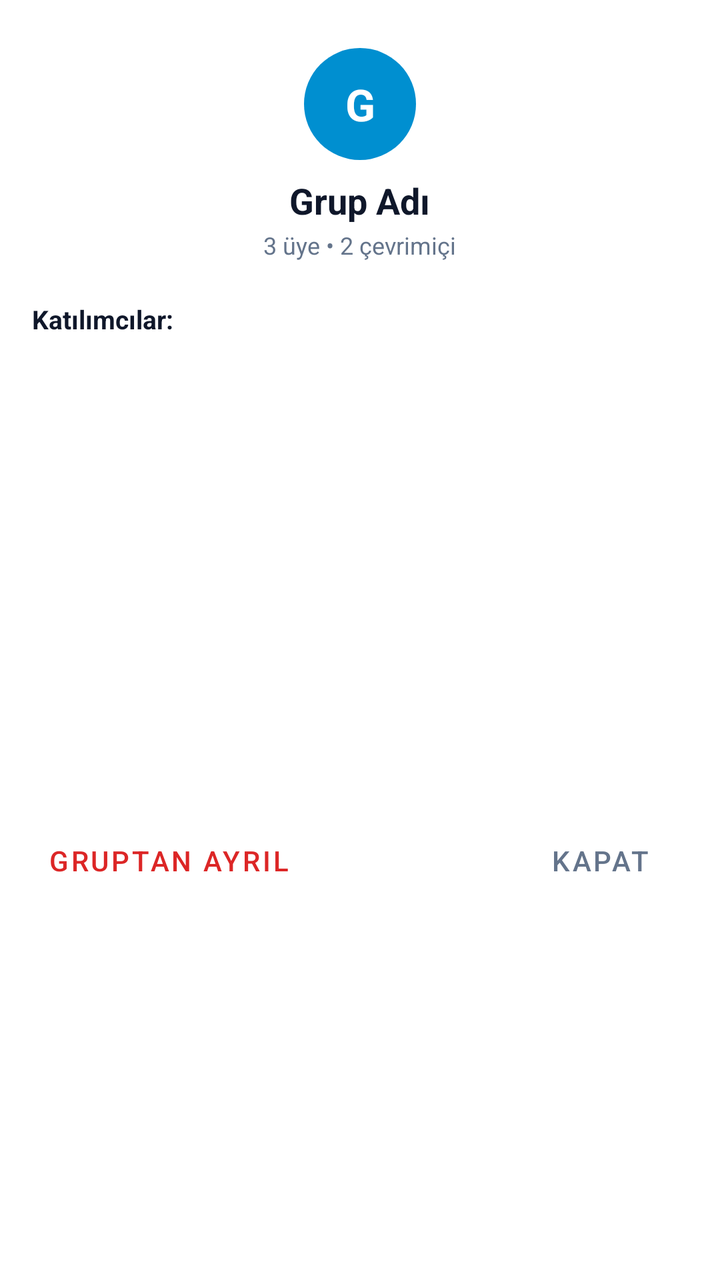
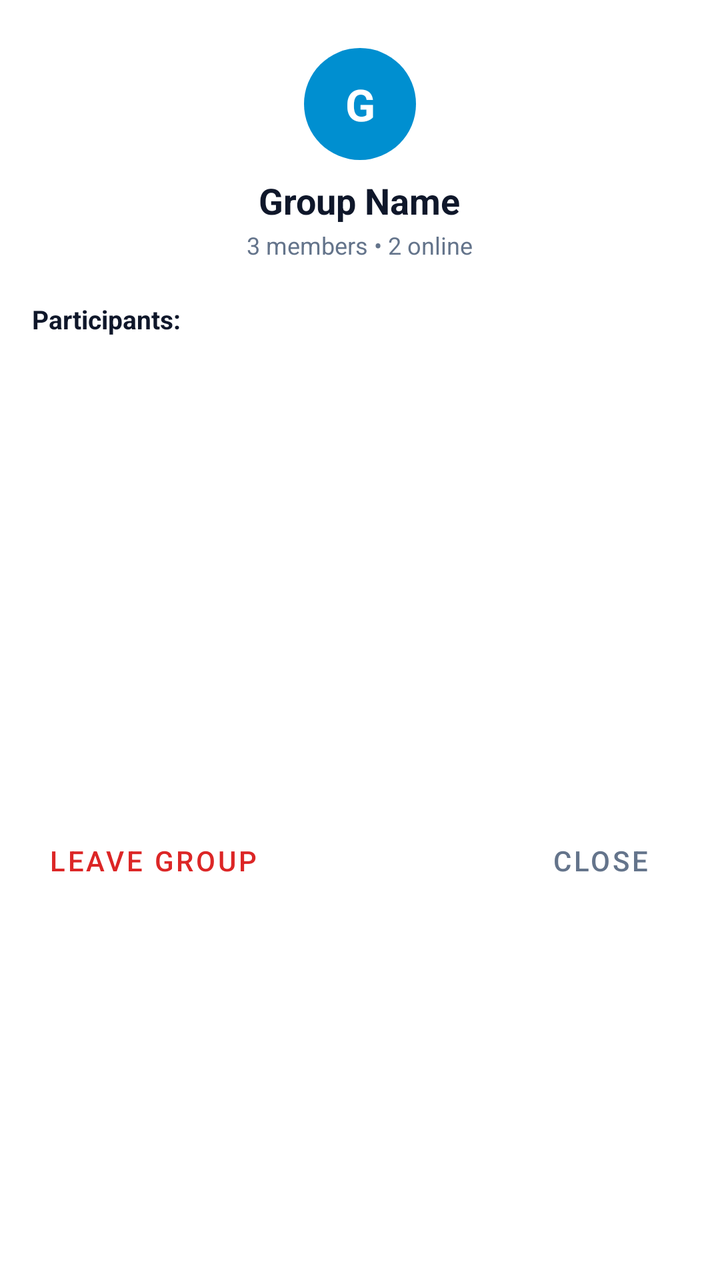

Before-and-after screenshots of an Android layout around one commit, followed by the original layout XML and the change that was made.
<!-- AndroidManifest.xml: application theme Theme.AiPbxPhone -->
<!-- res/layout/dialog_group_info.xml -->
<?xml version="1.0" encoding="utf-8"?>
<LinearLayout xmlns:android="http://schemas.android.com/apk/res/android"
    xmlns:app="http://schemas.android.com/apk/res-auto"
    android:layout_width="match_parent"
    android:layout_height="wrap_content"
    android:background="@color/card_bg"
    android:orientation="vertical"
    android:padding="16dp">

    
    <LinearLayout
        android:layout_width="match_parent"
        android:layout_height="wrap_content"
        android:gravity="center"
        android:orientation="vertical"
        android:paddingVertical="8dp">

        <FrameLayout
            android:layout_width="56dp"
            android:layout_height="56dp">

            <TextView
                android:id="@+id/tvGroupInfoAvatar"
                android:layout_width="match_parent"
                android:layout_height="match_parent"
                android:background="@drawable/circle_avatar"
                android:gravity="center"
                android:text="G"
                android:textColor="#FFFFFF"
                android:textSize="22sp"
                android:textStyle="bold" />
        </FrameLayout>

        <TextView
            android:id="@+id/tvGroupInfoTitle"
            android:layout_width="wrap_content"
            android:layout_height="wrap_content"
            android:layout_marginTop="8dp"
            android:gravity="center"
            android:text="Grup Adı"
            android:textColor="@color/text_primary"
            android:textSize="18sp"
            android:textStyle="bold" />

        <TextView
            android:id="@+id/tvGroupInfoSubtitle"
            android:layout_width="wrap_content"
            android:layout_height="wrap_content"
            android:layout_marginTop="2dp"
            android:gravity="center"
            android:text="3 üye • 2 çevrimiçi"
            android:textColor="@color/text_secondary"
            android:textSize="12sp" />

        <TextView
            android:id="@+id/tvGroupInfoDesc"
            android:layout_width="wrap_content"
            android:layout_height="wrap_content"
            android:layout_marginTop="4dp"
            android:gravity="center"
            android:text="Grup Açıklaması"
            android:textColor="@color/text_secondary"
            android:textSize="12sp"
            android:visibility="gone" />
    </LinearLayout>

    
    <LinearLayout
        android:id="@+id/llAdminActions"
        android:layout_width="match_parent"
        android:layout_height="wrap_content"
        android:layout_marginTop="8dp"
        android:gravity="center"
        android:orientation="horizontal"
        android:visibility="gone">

        <Button
            android:id="@+id/btnEditGroupInfo"
            style="@style/Widget.MaterialComponents.Button.OutlinedButton"
            android:layout_width="0dp"
            android:layout_height="wrap_content"
            android:layout_marginEnd="6dp"
            android:layout_weight="1"
            android:text="Bilgileri Düzenle"
            android:textSize="12sp" />

        <Button
            android:id="@+id/btnAddMember"
            android:layout_width="0dp"
            android:layout_height="wrap_content"
            android:layout_marginStart="6dp"
            android:layout_weight="1"
            android:backgroundTint="@color/primary"
            android:text="+ Üye Ekle"
            android:textColor="#FFFFFF"
            android:textSize="12sp" />
    </LinearLayout>

    
    <TextView
        android:id="@+id/tvParticipantsHeader"
        android:layout_width="match_parent"
        android:layout_height="wrap_content"
        android:layout_marginTop="12dp"
        android:text="Katılımcılar:"
        android:textColor="@color/text_primary"
        android:textSize="13sp"
        android:textStyle="bold" />

    
    <androidx.recyclerview.widget.RecyclerView
        android:id="@+id/rvGroupParticipants"
        android:layout_width="match_parent"
        android:layout_height="220dp"
        android:layout_marginTop="6dp" />

    
    <LinearLayout
        android:layout_width="match_parent"
        android:layout_height="wrap_content"
        android:layout_marginTop="12dp"
        android:gravity="center_vertical"
        android:orientation="horizontal">

        <Button
            android:id="@+id/btnLeaveGroup"
            style="@style/Widget.MaterialComponents.Button.TextButton"
            android:layout_width="wrap_content"
            android:layout_height="wrap_content"
            android:text="Gruptan Ayrıl"
            android:textColor="#DC2626" />

        <Button
            android:id="@+id/btnDeleteGroup"
            style="@style/Widget.MaterialComponents.Button.TextButton"
            android:layout_width="wrap_content"
            android:layout_height="wrap_content"
            android:text="Grubu Sil"
            android:textColor="#DC2626"
            android:visibility="gone" />

        <View
            android:layout_width="0dp"
            android:layout_height="1dp"
            android:layout_weight="1" />

        <Button
            android:id="@+id/btnCloseGroupInfo"
            style="@style/Widget.MaterialComponents.Button.TextButton"
            android:layout_width="wrap_content"
            android:layout_height="wrap_content"
            android:text="Kapat"
            android:textColor="@color/text_secondary" />
    </LinearLayout>

</LinearLayout>
<!-- resources referenced by this layout -->
<resources>
  <color name="card_bg">#FFFFFF</color>
  <color name="primary">#008FD0</color>
  <color name="text_primary">#0F172A</color>
  <color name="text_secondary">#64748B</color>
  <!-- drawable circle_avatar (drawable) -->
  <?xml version="1.0" encoding="utf-8"?>
  <shape xmlns:android="http://schemas.android.com/apk/res/android"
      android:shape="oval">
      <solid android:color="@color/primary" />
  </shape>
  <style name="Theme.AiPbxPhone" parent="Theme.MaterialComponents.DayNight.NoActionBar">
          <item name="colorPrimary">@color/primary</item>
          <item name="colorPrimaryVariant">@color/primary_dark</item>
          <item name="colorOnPrimary">#FFFFFF</item>
          <item name="colorSecondary">@color/accent</item>
          <item name="android:windowBackground">@color/bg_light</item>
      </style>
  <color name="primary_dark">#006DA0</color>
  <color name="accent">#00A3EC</color>
  <color name="bg_light">#F8FAFC</color>
</resources>

<!-- the commit's change to res/layout/dialog_group_info.xml (unified diff, before → after) -->
@@ -37,7 +37,7 @@
             android:layout_height="wrap_content"
             android:layout_marginTop="8dp"
             android:gravity="center"
-            android:text="Grup Adı"
+            android:text="@string/ui_group_name"
             android:textColor="@color/text_primary"
             android:textSize="18sp"
             android:textStyle="bold" />
@@ -48,7 +48,7 @@
             android:layout_height="wrap_content"
             android:layout_marginTop="2dp"
             android:gravity="center"
-            android:text="3 üye • 2 çevrimiçi"
+            android:text="@string/ui_sample_members_online"
             android:textColor="@color/text_secondary"
             android:textSize="12sp" />
 
@@ -58,7 +58,7 @@
             android:layout_height="wrap_content"
             android:layout_marginTop="4dp"
             android:gravity="center"
-            android:text="Grup Açıklaması"
+            android:text="@string/ui_group_description"
             android:textColor="@color/text_secondary"
             android:textSize="12sp"
             android:visibility="gone" />
@@ -81,7 +81,7 @@
             android:layout_height="wrap_content"
             android:layout_marginEnd="6dp"
             android:layout_weight="1"
-            android:text="Bilgileri Düzenle"
+            android:text="@string/ui_edit_info"
             android:textSize="12sp" />
 
         <Button
@@ -91,7 +91,7 @@
             android:layout_marginStart="6dp"
             android:layout_weight="1"
             android:backgroundTint="@color/primary"
-            android:text="+ Üye Ekle"
+            android:text="@string/ui_add_member_plus"
             android:textColor="#FFFFFF"
             android:textSize="12sp" />
     </LinearLayout>
@@ -102,7 +102,7 @@
         android:layout_width="match_parent"
         android:layout_height="wrap_content"
         android:layout_marginTop="12dp"
-        android:text="Katılımcılar:"
+        android:text="@string/ui_participants"
         android:textColor="@color/text_primary"
         android:textSize="13sp"
         android:textStyle="bold" />
@@ -127,7 +127,7 @@
             style="@style/Widget.MaterialComponents.Button.TextButton"
             android:layout_width="wrap_content"
             android:layout_height="wrap_content"
-            android:text="Gruptan Ayrıl"
+            android:text="@string/ui_leave_group"
             android:textColor="#DC2626" />
 
         <Button
@@ -135,7 +135,7 @@
             style="@style/Widget.MaterialComponents.Button.TextButton"
             android:layout_width="wrap_content"
             android:layout_height="wrap_content"
-            android:text="Grubu Sil"
+            android:text="@string/ui_delete_group"
             android:textColor="#DC2626"
             android:visibility="gone" />
 
@@ -149,7 +149,7 @@
             style="@style/Widget.MaterialComponents.Button.TextButton"
             android:layout_width="wrap_content"
             android:layout_height="wrap_content"
-            android:text="Kapat"
+            android:text="@string/ui_close"
             android:textColor="@color/text_secondary" />
     </LinearLayout>
 
<!-- resource entries referenced after the edit -->
@@ -10,6 +10,15 @@
       android:shape="oval">
       <solid android:color="@color/primary" />
   </shape>
+  <string name="ui_add_member_plus">+ Add Member</string>
+  <string name="ui_close">Close</string>
+  <string name="ui_delete_group">Delete Group</string>
+  <string name="ui_edit_info">Edit Info</string>
+  <string name="ui_group_description">Group Description</string>
+  <string name="ui_group_name">Group Name</string>
+  <string name="ui_leave_group">Leave Group</string>
+  <string name="ui_participants">Participants:</string>
+  <string name="ui_sample_members_online">3 members • 2 online</string>
   <style name="Theme.AiPbxPhone" parent="Theme.MaterialComponents.DayNight.NoActionBar">
           <item name="colorPrimary">@color/primary</item>
           <item name="colorPrimaryVariant">@color/primary_dark</item>
